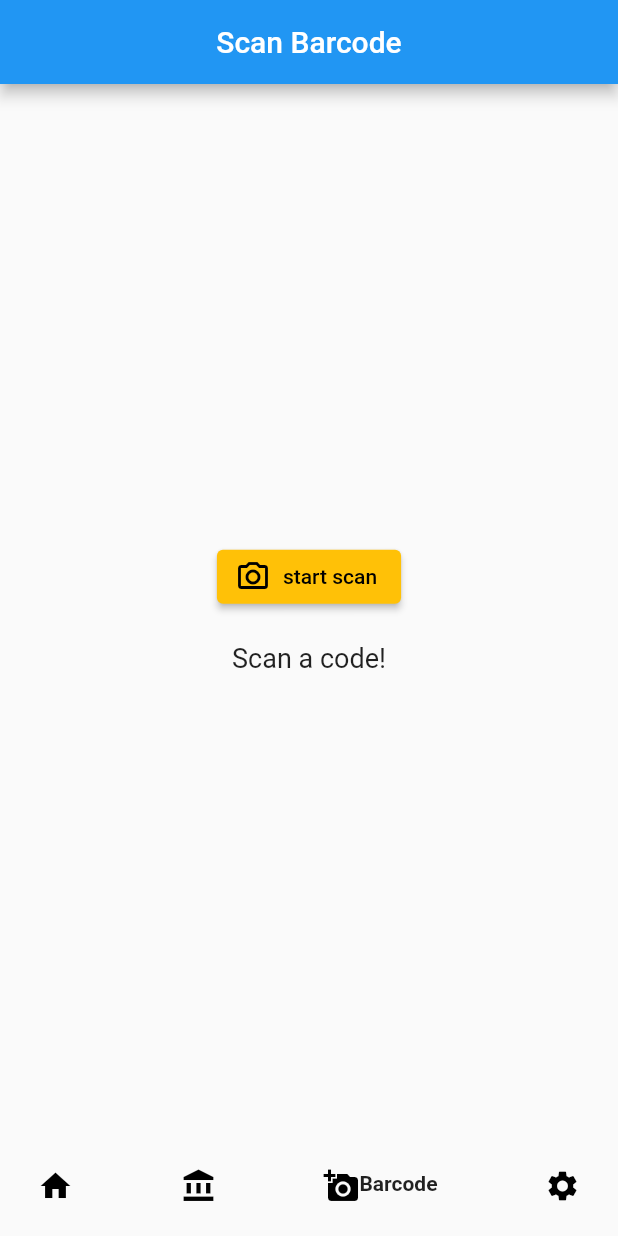
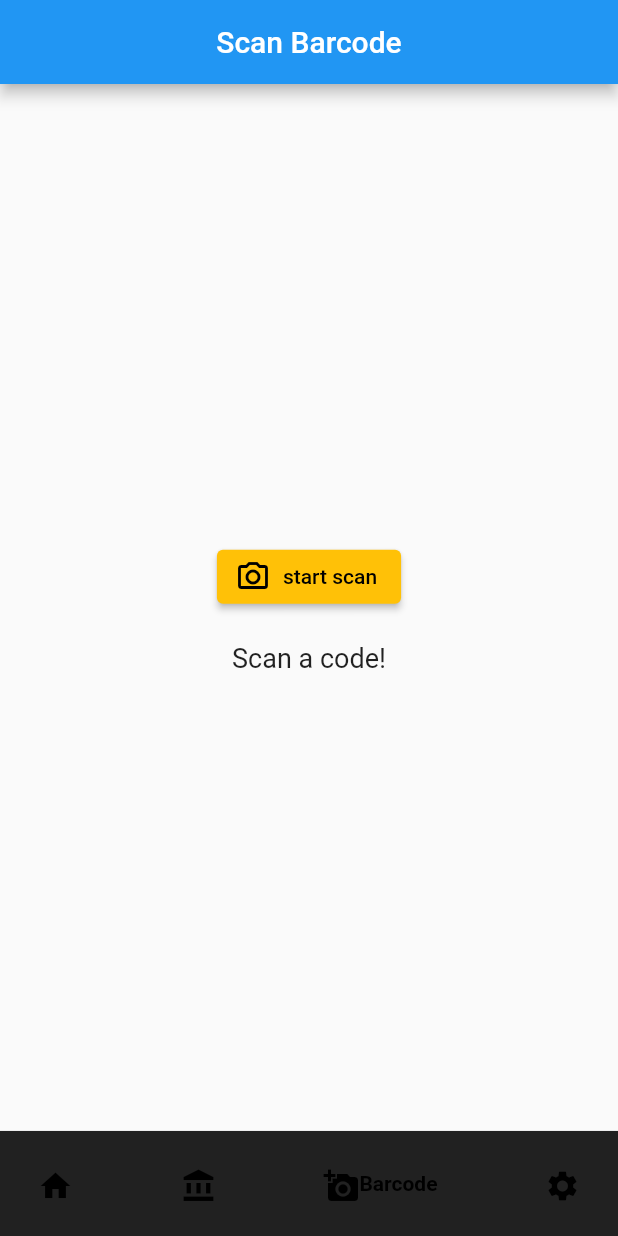
Before and after one commit to anjoov/Inventura-Informatik-Projekt, a Flutter app: the screen it shows after launch, item 3 of the bottom bar chosen, on a phone screen of 412 x 824 dp. Run offline on Flutter 3.47's test engine with Material 2 defaults, Android fonts, the phone set to English and light mode, and no system bars; drawn by our look-alikes of google_nav_bar; our stand-ins replace fl_chart, flutter_slidable, flutter_switch, hive, hive_flutter; missing offline and left inert: dart:ffi, flutter_barcode_scanner; accounts and stored records are empty.

Commit message:
background further changes

```diff
--- a/lib/main.dart
+++ b/lib/main.dart
@@ -10,6 +10,7 @@ import 'screens/SecondScreen.dart';
 import 'screens/HomePage.dart';
 import 'screens/ThirdScreen.dart';
 import 'screens/Settings.dart';
+import "../data/globals.dart";
 
 void main() async {
   await Hive.initFlutter();
@@ -48,11 +49,17 @@ class MyAppState extends State<MyApp> {
               child: screenArr[screenIndx],
             ),
             Container(
+                color: Globals.backgroundColor,
                 width: MediaQuery.of(context).size.width,
                 height: 0.085 * MediaQuery.of(context).size.height,
                 child: Align(
                   alignment: Alignment.topCenter,
                   child: GNav(
+                    //rippleColor: Globals.textColor,
+                    //hoverColor: Globals.textColor,
+                    color: Globals.textColor,
+                    activeColor: Globals.textColor,
+                    //backgroundColor: Globals.backgroundColor,
                     onTabChange: (index) {
                       screenIndx = index;
                       setState(() {});
--- a/lib/screens/ThirdScreen.dart
+++ b/lib/screens/ThirdScreen.dart
@@ -25,6 +25,7 @@ class ThirdScreenState extends State<ThirdScreen> {
     return Consumer<InventarData>(
         builder: (context, value, child) => Scaffold(
             appBar: AppBar(
+              //App Bar wegnehmen?
               title: Text("Scan Barcode"),
               centerTitle: true,
             ),
```
Also changed, not shown: lib/screens/SecondScreen.dart (+8 -10 lines).
